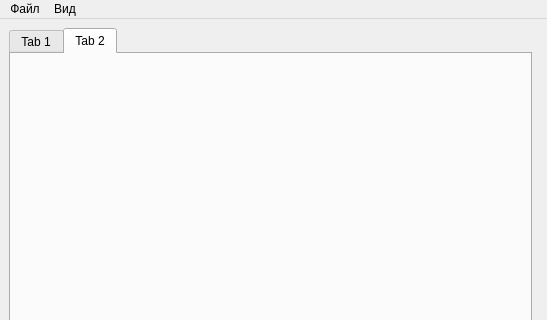
Above: mainwindow.ui from wepavel/BLSMark before the change; both pictures show x 0 to 547 and y 0 to 320 of the 547 by 694 pixel window. Below: the same form after it.
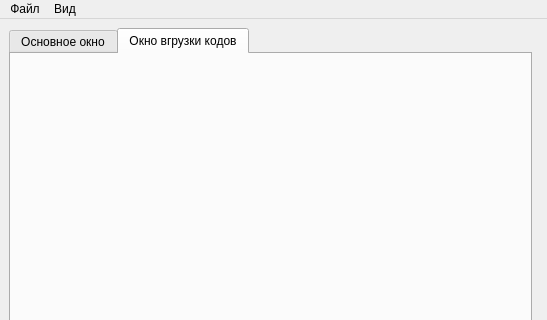
That is the form after the change. The open tabs and pages were chosen to show the change.

```diff
--- a/mainwindow.ui
+++ b/mainwindow.ui
@@ -22,7 +22,7 @@
       </property>
       <widget class="QWidget" name="tab_main">
        <attribute name="title">
-        <string>Tab 1</string>
+        <string>Основное окно</string>
        </attribute>
        <layout class="QGridLayout" name="gridLayout_5">
         <item row="2" column="0">
@@ -96,7 +96,7 @@
       </widget>
       <widget class="QWidget" name="tab_import">
        <attribute name="title">
-        <string>Tab 2</string>
+        <string>Окно вгрузки кодов</string>
        </attribute>
        <layout class="QGridLayout" name="gridLayout_6"/>
       </widget>
```
Left out of the diff: 5 changed lines with no effect on the pictures.
